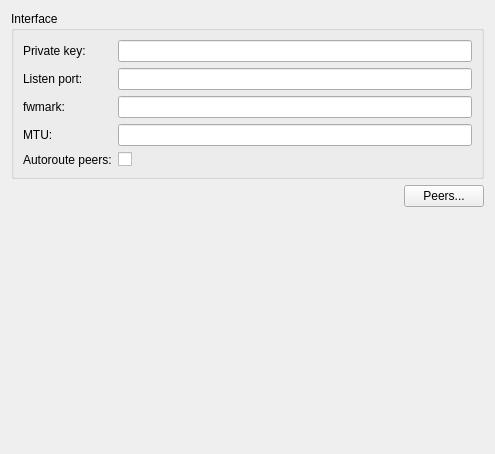
First picture: the form in libs/editor/settings/ui/wireguardinterfacewidget.ui, repository KDE/plasma-nm, before the edit.
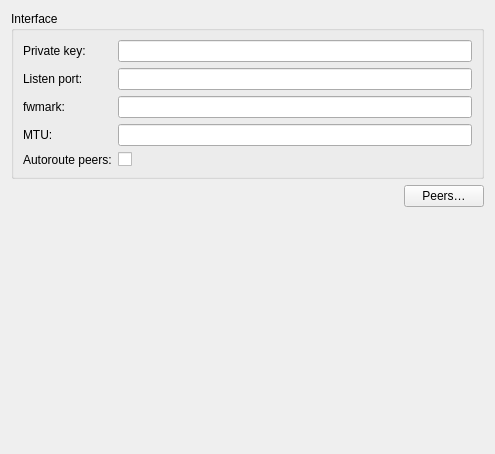
Second picture: the form after the edit. Custom widgets are drawn as their Qt base class.

```diff
--- a/libs/editor/settings/ui/wireguardinterfacewidget.ui
+++ b/libs/editor/settings/ui/wireguardinterfacewidget.ui
@@ -123,7 +123,7 @@
      <item>
       <widget class="QPushButton" name="btnPeers">
        <property name="text">
-        <string>Peers...</string>
+        <string>Peers…</string>
        </property>
       </widget>
      </item>
```
